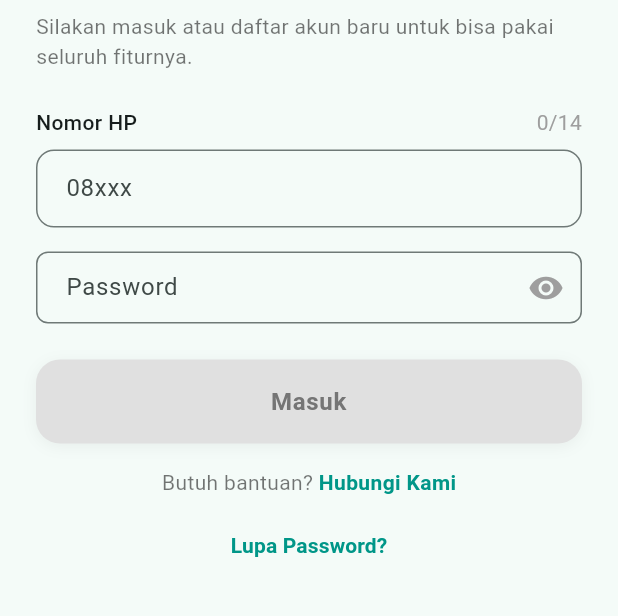
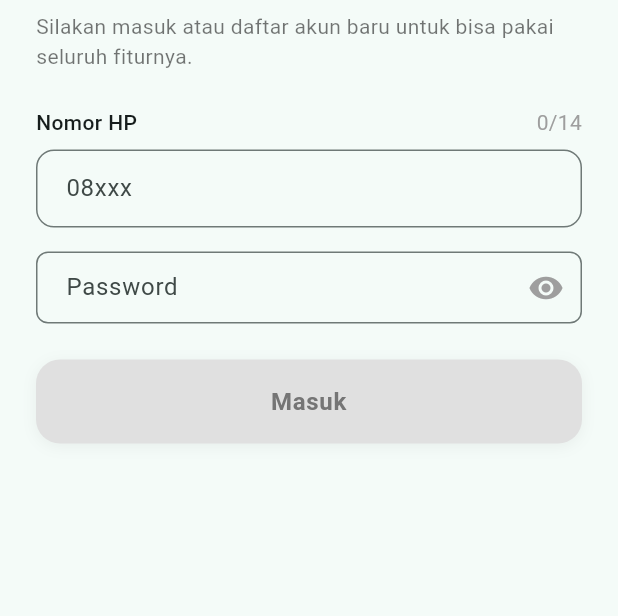
Before and after one commit to fabiannabil1/PBM-efishery, a Flutter app: the screen it shows after launch, after a tap on "MASUK", on a phone screen of 412 x 824 dp, the part 536-1152 px from its top. Run offline on Flutter 3.47's test engine with Material 3 defaults, Android fonts, the phone set to English and light mode, and no system bars; our stand-ins replace flutter_map, geolocator, google_fonts, image_picker, latlong2, shared_preferences; missing offline and left inert: http_interceptor; accounts and stored records are empty; network calls fail.

Commit message:
Refactor login screen layout and update project description and dependencies

```diff
--- a/lib/screens/auth/login_screen.dart
+++ b/lib/screens/auth/login_screen.dart
@@ -122,40 +122,7 @@ class _LoginScreenState extends State<LoginScreen> {
               onPressed: isButtonEnabled ? _onContinuePressed : null,
               label: 'Masuk',
             ),
-
-            const SizedBox(height: 16),
-            Center(
-              child: Text.rich(
-                TextSpan(
-                  text: 'Butuh bantuan? ',
-                  style: const TextStyle(color: Colors.black54),
-                  children: [
-                    TextSpan(
-                      text: 'Hubungi Kami',
-                      style: const TextStyle(
-                        color: Colors.teal,
-                        fontWeight: FontWeight.w600,
-                      ),
-                    ),
-                  ],
-                ),
-              ),
-            ),
             const SizedBox(height: 8),
-            Center(
-              child: TextButton(
-                onPressed: () {
-                  // Add navigation to forgot password screen
-                },
-                child: const Text(
-                  'Lupa Password?',
-                  style: TextStyle(
-                    color: Colors.teal,
-                    fontWeight: FontWeight.w600,
-                  ),
-                ),
-              ),
-            ),
           ],
         ),
       ),
--- a/lib/screens/landing_screen.dart
+++ b/lib/screens/landing_screen.dart
@@ -19,13 +19,25 @@ class LandingScreen extends StatelessWidget {
           ),
         ),
         child: SafeArea(
+          child: SingleChildScrollView(
+            child: ConstrainedBox(
+              constraints: BoxConstraints(
+                minHeight:
+                    MediaQuery.of(context).size.height -
+                    MediaQuery.of(context).padding.top -
+                    MediaQuery.of(context).padding.bottom,
+              ),
+              child: IntrinsicHeight(
                 child: Padding(
                   padding: const EdgeInsets.symmetric(horizontal: 24),
                   child: Column(
                     children: [
                       Expanded(flex: 5, child: _buildHeader()),
-                Expanded(flex: 5, child: _buildBottomSection(context)),
+                      _buildBottomSection(context),
                     ],
+                  ),
+                ),
+              ),
             ),
           ),
         ),
@@ -37,56 +49,66 @@ class LandingScreen extends StatelessWidget {
     return Column(
       mainAxisAlignment: MainAxisAlignment.center,
       children: [
-        // Logo eFishery
+        // Logo eFishery dengan background putih yang menonjol
         Container(
-          height: 120,
-          width: 120,
+          height: 140,
+          width: 140,
           decoration: BoxDecoration(
             color: Colors.white,
-            borderRadius: BorderRadius.circular(24),
+            borderRadius: BorderRadius.circular(30),
             boxShadow: [
               BoxShadow(
-                // ignore: deprecated_member_use
-                color: Colors.black.withOpacity(0.1),
+                color: Colors.black.withOpacity(0.15),
+                blurRadius: 20,
+                spreadRadius: 2,
+                offset: const Offset(0, 8),
+              ),
+              BoxShadow(
+                color: Colors.white.withOpacity(0.1),
                 blurRadius: 10,
-                offset: const Offset(0, 4),
+                spreadRadius: -5,
+                offset: const Offset(0, -2),
               ),
             ],
           ),
-          child: Center(
+          child: Padding(
+            padding: const EdgeInsets.all(16),
             child: Image.asset(
-              'assets/images/logo.png', // Pastikan logo tersedia di folder assets
-              width: 90,
-              height: 90,
+              'assets/images/logo.png', // Logo hijau kebiruan Anda
               fit: BoxFit.contain,
               errorBuilder: (context, error, stackTrace) {
-                // Fallback jika gambar tidak tersedia
+                // Fallback icon dengan warna logo asli
                 return const Icon(
                   Icons.water,
-                  size: 70,
-                  color: Color(0xFF01579B),
+                  size: 60,
+                  color: Color(0xFF00BCD4), // Cyan untuk logo hijau kebiruan
                 );
               },
             ),
           ),
         ),
         const SizedBox(height: 32),
-        const Text(
-          'eFishery',
-          style: TextStyle(
-            fontSize: 32,
-            fontWeight: FontWeight.bold,
-            color: Colors.white,
-            letterSpacing: 1.2,
-          ),
-        ),
-        const SizedBox(height: 16),
+        // const Text(
+        //   'eFishery',
+        //   style: TextStyle(
+        //     fontSize: 32,
+        //     fontWeight: FontWeight.bold,
+        //     color: Colors.white,
+        //     letterSpacing: 1.2,
+        //   ),
+        // ),
+        // const SizedBox(height: 16),
         const Text(
           'Solusi Digital untuk Budidaya Perikanan Indonesia',
           textAlign: TextAlign.center,
           style: TextStyle(
             fontSize: 16,
-            color: Colors.white,
+            color: Color.fromARGB(
+              255,
+              247,
+              247,
+              247,
+            ), // Warna teal sangat terang untuk subtitle
             letterSpacing: 0.5,
           ),
         ),
@@ -96,7 +118,7 @@ class LandingScreen extends StatelessWidget {
 
   Widget _buildBottomSection(BuildContext context) {
     return Container(
-      padding: const EdgeInsets.all(24),
+      padding: const EdgeInsets.all(20),
       decoration: BoxDecoration(
         color: Colors.white,
         borderRadius: const BorderRadius.only(
@@ -105,9 +127,8 @@ class LandingScreen extends StatelessWidget {
         ),
         boxShadow: [
           BoxShadow(
-            // ignore: deprecated_member_use
-            color: Colors.black.withOpacity(0.05),
-            blurRadius: 10,
+            color: Colors.black.withOpacity(0.08),
+            blurRadius: 15,
             spreadRadius: 5,
             offset: const Offset(0, -5),
           ),
@@ -118,11 +139,11 @@ class LandingScreen extends StatelessWidget {
         crossAxisAlignment: CrossAxisAlignment.stretch,
         children: [
           const Text(
-            'Selamat Datang di eFishery!',
+            'Selamat Datang!',
             style: TextStyle(
               fontSize: 24,
               fontWeight: FontWeight.bold,
-              color: Color(0xFF01579B),
+              color: Color(0xFF01579B), // Biru tua untuk judul
             ),
             textAlign: TextAlign.center,
           ),
@@ -132,13 +153,13 @@ class LandingScreen extends StatelessWidget {
             style: TextStyle(fontSize: 14, color: Colors.black54),
             textAlign: TextAlign.center,
           ),
-          const SizedBox(height: 36),
+          const SizedBox(height: 28),
           ElevatedButton(
             onPressed: () {
               Navigator.pushNamed(context, AppRoutes.login);
             },
             style: ElevatedButton.styleFrom(
-              backgroundColor: const Color(0xFF0288D1),
+              backgroundColor: const Color(0xFF0288D1), // Biru muda
               foregroundColor: Colors.white,
               padding: const EdgeInsets.symmetric(vertical: 16),
               shape: RoundedRectangleBorder(
@@ -161,7 +182,7 @@ class LandingScreen extends StatelessWidget {
               Navigator.pushNamed(context, AppRoutes.register);
             },
             style: OutlinedButton.styleFrom(
-              foregroundColor: const Color(0xFF0288D1),
+              foregroundColor: const Color(0xFF0288D1), // Biru muda
               side: const BorderSide(color: Color(0xFF0288D1), width: 1.5),
               padding: const EdgeInsets.symmetric(vertical: 16),
               shape: RoundedRectangleBorder(
@@ -177,15 +198,15 @@ class LandingScreen extends StatelessWidget {
               ),
             ),
           ),
-          const SizedBox(height: 24),
+          const SizedBox(height: 20),
           Row(
             mainAxisAlignment: MainAxisAlignment.center,
             children: [
-              _buildFeatureIcon(Icons.query_stats, 'Monitoring'),
+              _buildFeatureIcon(Icons.shop, 'Lelang'),
               const SizedBox(width: 24),
-              _buildFeatureIcon(Icons.notifications_active, 'Notifikasi'),
+              _buildFeatureIcon(Icons.shop_rounded, 'Marketplace'),
               const SizedBox(width: 24),
-              _buildFeatureIcon(Icons.support_agent, 'Dukungan'),
+              _buildFeatureIcon(Icons.article, 'Tips'),
             ],
           ),
         ],
@@ -199,10 +220,14 @@ class LandingScreen extends StatelessWidget {
         Container(
           padding: const EdgeInsets.all(10),
           decoration: BoxDecoration(
-            color: const Color(0xFFE1F5FE),
+            color: const Color(0xFFE1F5FE), // Background biru sangat terang
             borderRadius: BorderRadius.circular(12),
           ),
-          child: Icon(icon, color: const Color(0xFF0288D1), size: 24),
+          child: Icon(
+            icon,
+            color: const Color(0xFF0288D1), // Biru muda untuk icon
+            size: 24,
+          ),
         ),
         const SizedBox(height: 8),
         Text(
--- a/lib/screens/profile_screen/profile_screen.dart
+++ b/lib/screens/profile_screen/profile_screen.dart
@@ -133,11 +133,13 @@ class _ProfileScreenState extends State<ProfileScreen> {
             );
           }
 
-          return Stack(
+          return SafeArea(
+            child: SingleChildScrollView(
+              child: Column(
                 children: [
-              // Blue gradient background
+                  // Blue gradient background section
                   Container(
-                height: MediaQuery.of(context).size.height * 0.4,
+                    width: double.infinity,
                     decoration: const BoxDecoration(
                       gradient: LinearGradient(
                         begin: Alignment.topCenter,
@@ -145,11 +147,6 @@ class _ProfileScreenState extends State<ProfileScreen> {
                         colors: [Color(0xFF1E88E5), Color(0xFF64B5F6)],
                       ),
                     ),
-              ),
-
-              // Main content
-              SafeArea(
-                child: SingleChildScrollView(
                     child: Column(
                       children: [
                         // Edit button
@@ -166,7 +163,10 @@ class _ProfileScreenState extends State<ProfileScreen> {
                                 borderRadius: BorderRadius.circular(12),
                               ),
                               child: IconButton(
-                              icon: const Icon(Icons.edit, color: Colors.white),
+                                icon: const Icon(
+                                  Icons.edit,
+                                  color: Colors.white,
+                                ),
                                 onPressed: () {
                                   Navigator.pushNamed(context, '/edit-profile');
                                 },
@@ -176,8 +176,8 @@ class _ProfileScreenState extends State<ProfileScreen> {
                         ),
 
                         // Profile picture and name section
-                      Container(
-                        padding: const EdgeInsets.only(top: 16),
+                        Padding(
+                          padding: const EdgeInsets.fromLTRB(24, 16, 24, 32),
                           child: Column(
                             children: [
                               Stack(
@@ -252,7 +252,9 @@ class _ProfileScreenState extends State<ProfileScreen> {
                                         ),
                                         decoration: BoxDecoration(
                                           color: Colors.white.withOpacity(0.2),
-                                        borderRadius: BorderRadius.circular(20),
+                                          borderRadius: BorderRadius.circular(
+                                            20,
+                                          ),
                                         ),
                                         child: Text(
                                           profile.role ?? 'User',
@@ -290,9 +292,8 @@ class _ProfileScreenState extends State<ProfileScreen> {
                                               vertical: 8,
                                             ),
                                             shape: RoundedRectangleBorder(
-                                            borderRadius: BorderRadius.circular(
-                                              20,
-                                            ),
+                                              borderRadius:
+                                                  BorderRadius.circular(20),
                                             ),
                                             elevation: 0,
                                           ),
@@ -306,7 +307,9 @@ class _ProfileScreenState extends State<ProfileScreen> {
                                             vertical: 8,
                                           ),
                                           decoration: BoxDecoration(
-                                          color: Colors.orange.withOpacity(0.2),
+                                            color: Colors.orange.withOpacity(
+                                              0.2,
+                                            ),
                                             borderRadius: BorderRadius.circular(
                                               20,
                                             ),
@@ -344,18 +347,14 @@ class _ProfileScreenState extends State<ProfileScreen> {
                             ],
                           ),
                         ),
-
-                      const SizedBox(height: 32),
-
-                      // Info cards
-                      Container(
-                        decoration: const BoxDecoration(
-                          color: Colors.white,
-                          borderRadius: BorderRadius.only(
-                            topLeft: Radius.circular(32),
-                            topRight: Radius.circular(32),
+                      ],
                     ),
                   ),
+
+                  // White section with info cards
+                  Container(
+                    width: double.infinity,
+                    color: Colors.grey.shade50,
                     child: Padding(
                       padding: const EdgeInsets.all(24),
                       child: Column(
@@ -390,10 +389,7 @@ class _ProfileScreenState extends State<ProfileScreen> {
                           if (profile.role?.toLowerCase() == 'admin') ...[
                             _buildActionButton(
                               onPressed: () {
-                                    Navigator.pushNamed(
-                                      context,
-                                      '/articles/admin',
-                                    );
+                                Navigator.pushNamed(context, '/articles/admin');
                               },
                               icon: Icons.article,
                               label: 'Kelola Artikel',
@@ -410,6 +406,9 @@ class _ProfileScreenState extends State<ProfileScreen> {
                             label: 'Logout',
                             color: Colors.red,
                           ),
+
+                          // Bottom spacing
+                          const SizedBox(height: 32),
                         ],
                       ),
                     ),
@@ -417,8 +416,6 @@ class _ProfileScreenState extends State<ProfileScreen> {
                 ],
               ),
             ),
-              ),
-            ],
           );
         },
       ),
```
Also changed, not shown: pubspec.yaml (+52 -66 lines), assets/images/logo-lama.png (added), assets/images/logo.png, pubspec.lock. Lines whose indentation alone changed are shown as unchanged.
